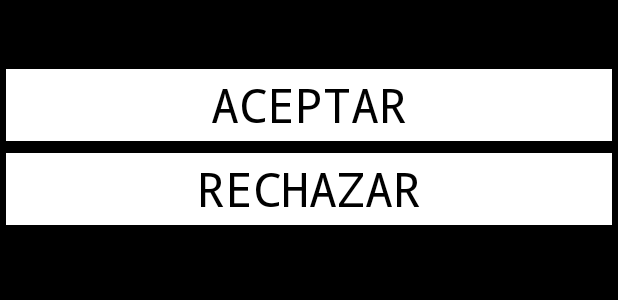
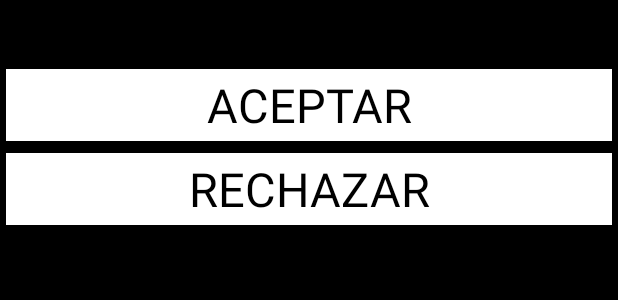
Before and after one commit to rousah/Bascula-grupo-2, an Android app: the layout remove_remote_check_activity.xml on its own in the app's theme, with its tools: preview values and no code run, on a phone screen of 412 x 824 dp. Shown: the top 300 px of the screen. Run offline under Robolectric (Android 15) with nearby library versions, the phone set to English and light mode, and no system bars.

Commit message:
cambio tipografía

```diff
--- a/Bascula/app/src/main/res/values/styles.xml
+++ b/Bascula/app/src/main/res/values/styles.xml
@@ -21,7 +21,7 @@
         parent="@android:style/TextAppearance.Medium">
         <item name="android:textColor">#000000</item>
         <item name="android:background">#FFFFFF</item>
-        <item name="android:typeface">monospace</item>
+        <item name="android:typeface">sans</item>
         <item name="android:textSize">14pt</item>
     </style>
 
@@ -29,7 +29,7 @@
         parent="@android:style/TextAppearance.Medium">
         <item name="android:background">#000000</item>
         <item name="android:textColor">#FFFFFF</item>
-        <item name="android:typeface">monospace</item>
+        <item name="android:typeface">sans</item>
         <item name="android:textSize">14pt</item>
     </style>
 
```
